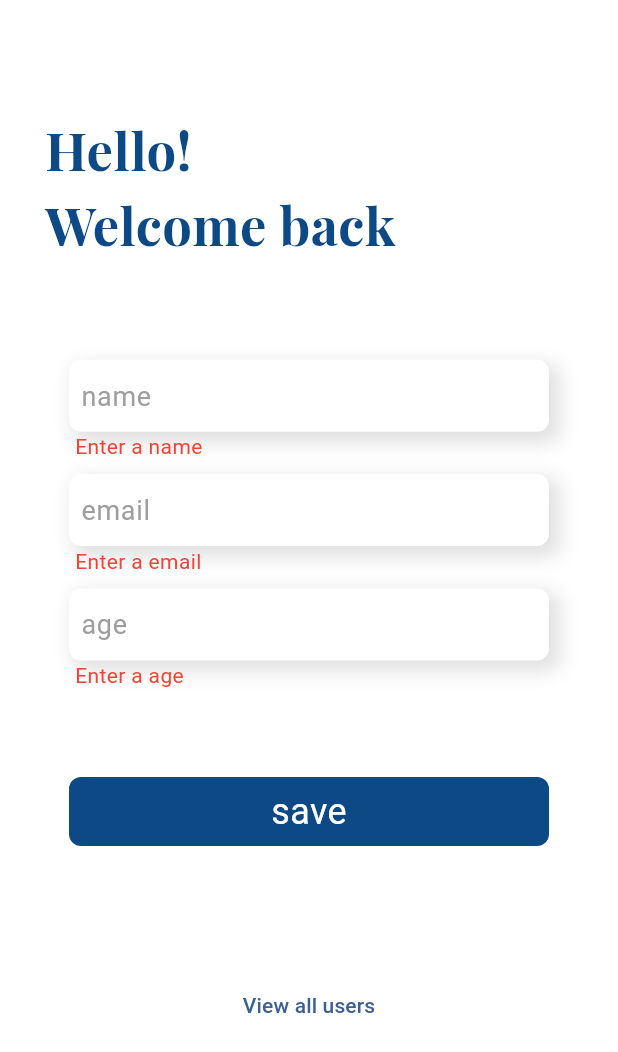
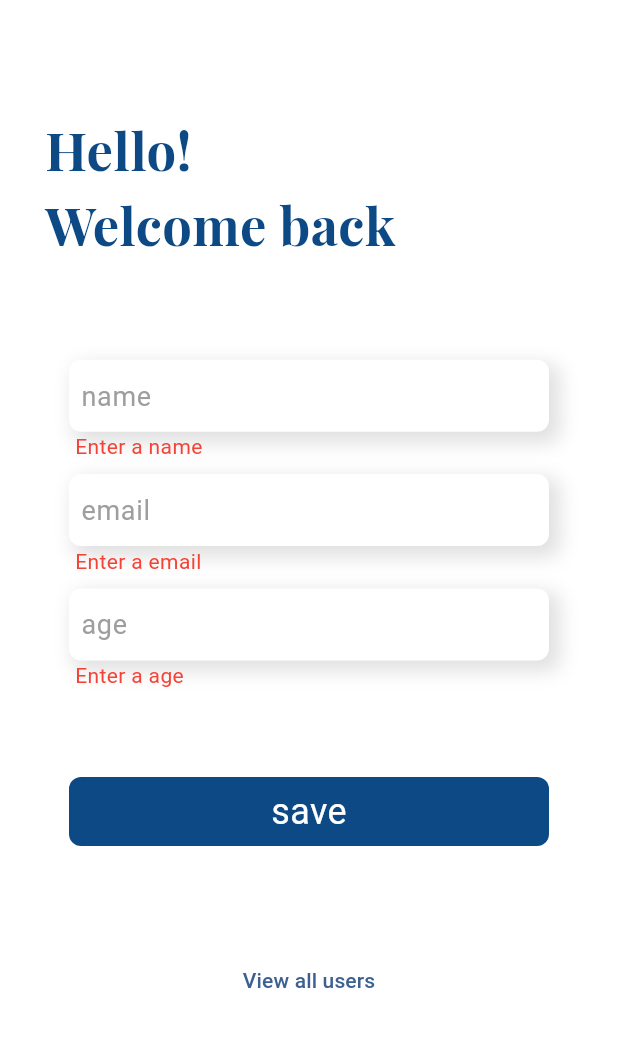
Before and after one commit to Sidharth-R-07/users, a Flutter app: the screen it shows after launch, after a tap on "save", on a phone screen of 412 x 824 dp. Shown: the top 1052 px of the screen. Run offline on Flutter 3.47's test engine with Material 2 defaults, Android fonts, the phone set to English and light mode, and no system bars; our stand-ins replace cloud_firestore, firebase_core, flutter_spinkit, fluttertoast, google_fonts; accounts and stored records are empty; Roboto replaces fonts that are missing (Mukta).

Commit message:
added some comments and projects almost completed

```diff
--- a/lib/main.dart
+++ b/lib/main.dart
@@ -1,11 +1,12 @@
 import 'package:flutter/material.dart';
 import 'package:fluttertoast/fluttertoast.dart';
 import 'package:provider/provider.dart';
-import 'package:users/providers/user_provider.dart';
 import 'package:firebase_core/firebase_core.dart';
 
 import '../screens/add_user_screen.dart';
 import '../utils/colors.dart';
+import '../providers/user_provider.dart';
+
 
 void main() async {
   WidgetsFlutterBinding.ensureInitialized();
--- a/lib/providers/user_provider.dart
+++ b/lib/providers/user_provider.dart
@@ -3,12 +3,14 @@ import 'dart:developer';
 import 'package:flutter/material.dart';
 import 'package:cloud_firestore/cloud_firestore.dart';
 import 'package:flutter/services.dart';
-import 'package:users/utils/methods.dart';
+import '../utils/methods.dart';
 import '../models/user_model.dart';
 
 class UserProvider with ChangeNotifier {
   List<UserModel> usersList = [];
   final firestore = FirebaseFirestore.instance;
+
+  ///STORE USER DATA TO FIRESTORE FUNCTION
   Future<void> saveUserToFirestore({required UserModel user}) async {
     try {
       final ref = firestore.collection('users');
@@ -23,6 +25,8 @@ class UserProvider with ChangeNotifier {
       showToast('Something went worng!try again');
     }
   }
+
+  ///GET ALL USER FUNCTIOM
 
   Future<void> getAllUsers() async {
     try {
--- a/lib/screens/add_user_screen.dart
+++ b/lib/screens/add_user_screen.dart
@@ -3,15 +3,15 @@ import 'dart:developer';
 import 'package:cloud_firestore/cloud_firestore.dart';
 import 'package:flutter/material.dart';
 import 'package:provider/provider.dart';
-import 'package:users/models/user_model.dart';
-import 'package:users/providers/user_provider.dart';
-import 'package:users/screens/users_screen.dart';
-import 'package:users/utils/fonts.dart';
-import 'package:users/utils/methods.dart';
-import 'package:users/widgets/input_field.dart';
-import 'package:users/widgets/loader.dart';
-import 'package:users/widgets/save_button.dart';
-import 'package:users/widgets/show_input_error.dart';
+import '../models/user_model.dart';
+import '../providers/user_provider.dart';
+import '../screens/users_screen.dart';
+import '../utils/fonts.dart';
+import '../utils/methods.dart';
+import '../widgets/input_field.dart';
+import '../widgets/loader.dart';
+import '../widgets/save_button.dart';
+import '../widgets/show_input_error.dart';
 
 class AddUserScreen extends StatefulWidget {
   const AddUserScreen({super.key});
@@ -21,10 +21,12 @@ class AddUserScreen extends StatefulWidget {
 }
 
 class _AddUserScreenState extends State<AddUserScreen> {
+  //CREATED CONTROLLER FOR INPUT FEILDS
   final TextEditingController nameController = TextEditingController();
   final TextEditingController emailController = TextEditingController();
   final TextEditingController ageController = TextEditingController();
-  final formKey = GlobalKey<FormState>();
+
+//THESE VARAIBLE FOR TEXTFORM FIELD VALIDATION
   String nameValidationText = '';
   String emailValidationText = '';
   String ageValidationText = '';
@@ -46,19 +48,21 @@ class _AddUserScreenState extends State<AddUserScreen> {
       resizeToAvoidBottomInset: false,
       body: GestureDetector(
         onTap: () {
+          //WHEN CLICKED SCREEN AND UNFOCUS KEYBOARD
           FocusScope.of(context).unfocus();
         },
         child: Padding(
           padding: const EdgeInsets.symmetric(horizontal: 30, vertical: 8),
           child: SingleChildScrollView(
             child: Form(
-              key: formKey,
               child: Column(
                 crossAxisAlignment: CrossAxisAlignment.start,
                 children: [
                   SizedBox(
                     height: size.height * 0.08,
                   ),
+
+                  ///---------------------TITLE -----------------------------------------
                   Text(
                     'Hello!\nWelcome back',
                     style: FontsProvider.titleLarge,
@@ -66,6 +70,8 @@ class _AddUserScreenState extends State<AddUserScreen> {
                   SizedBox(
                     height: size.height * 0.08,
                   ),
+
+                  ///--------------------TEXT INPUT FEILD SECTIONS------------------------
                   InputField(
                     controller: nameController,
                     hint: 'name',
@@ -96,6 +102,8 @@ class _AddUserScreenState extends State<AddUserScreen> {
                   SizedBox(
                     height: size.height * 0.07,
                   ),
+
+                  ///--------------------ON SUBMIT BUTTON------------------------
                   SaveButton(
                     onTap: () => _submitFn(userProvider),
                     child: isLoading
@@ -105,9 +113,12 @@ class _AddUserScreenState extends State<AddUserScreen> {
                             style: FontsProvider.whiteMediumText,
                           ),
                   ),
+
                   SizedBox(
-                    height: size.height * 0.10,
+                    height: size.height * 0.08,
                   ),
+
+                  ///--------------------VIEW ALL USERS BUTTON----------------------
                   Center(
                     child: TextButton(
                       onPressed: () {
@@ -118,6 +129,9 @@ class _AddUserScreenState extends State<AddUserScreen> {
                       child: const Text('View all users'),
                     ),
                   ),
+                  SizedBox(
+                    height: size.height * 0.10,
+                  ),
                 ],
               ),
             ),
@@ -127,6 +141,7 @@ class _AddUserScreenState extends State<AddUserScreen> {
     );
   }
 
+//FUNCTION FOR VALIDATING NAME INPUT FEILD
   void nameValidation(String val) {
     if (val.isEmpty) {
       setState(() {
@@ -146,6 +161,7 @@ class _AddUserScreenState extends State<AddUserScreen> {
       });
     }
   }
+//FUNCTION FOR VALIDATING AGE INPUT FEILD
 
   void ageValidation(String val) {
     if (val.isEmpty) {
@@ -166,6 +182,7 @@ class _AddUserScreenState extends State<AddUserScreen> {
       });
     }
   }
+//FUNCTION FOR VALIDATING EMAIL INPUT FEILD
 
   void emailValidation(String val) {
     if (val.isEmpty) {
@@ -189,6 +206,7 @@ class _AddUserScreenState extends State<AddUserScreen> {
     }
   }
 
+  ///SUBMIT FUNCTION FOR SUBMITING USER DATA AND STORE TO FIRESTORE
   void _submitFn(UserProvider userProvider) async {
     nameValidation(nameController.text.trim());
     emailValidation(emailController.text.trim());
@@ -201,6 +219,8 @@ class _AddUserScreenState extends State<AddUserScreen> {
       setState(() {
         isLoading = true;
       });
+      FocusScope.of(context).unfocus();
+
       final name = nameController.text.trim();
       final email = emailController.text.trim();
       final age = ageController.text.trim();
--- a/lib/utils/fonts.dart
+++ b/lib/utils/fonts.dart
@@ -4,18 +4,24 @@ import 'package:google_fonts/google_fonts.dart';
 import 'colors.dart';
 
 class FontsProvider {
+
+///TITLE LARGE FONT USE IN ADD_USER_SCREEN
   static TextStyle titleLarge = GoogleFonts.playfairDisplay(
       color: primaryColor, fontSize: 35, fontWeight: FontWeight.bold);
+
   static TextStyle titleMedium = GoogleFonts.playfairDisplay(
       color: primaryColor, fontSize: 26, fontWeight: FontWeight.bold);
 
   static TextStyle headingMedium = GoogleFonts.mukta(
       color: primaryColor, fontSize: 22, fontWeight: FontWeight.bold);
+/// HINTEXT FONT FOR INPUT FEILD
 
   static TextStyle hintText =
       GoogleFonts.mukta(fontSize: 18, color: Colors.grey);
+///ERROR TEXT FOR SHOWING INPUT ERRORS
   static TextStyle errorText =
       GoogleFonts.mukta(fontSize: 14, color: Colors.red);
+
   static TextStyle whiteMediumText =
       GoogleFonts.mukta(fontSize: 24, color: bgScaffold);
 }
--- a/lib/utils/methods.dart
+++ b/lib/utils/methods.dart
@@ -3,6 +3,8 @@ import 'package:fluttertoast/fluttertoast.dart';
 
 import 'colors.dart';
 
+
+///SHOWING TOAST FUNCTION
 void showToast(String text) {
   Fluttertoast.showToast(
       msg: text,
```
Also changed, not shown: lib/screens/users_screen.dart (+30 -13 lines), 1 other file.
